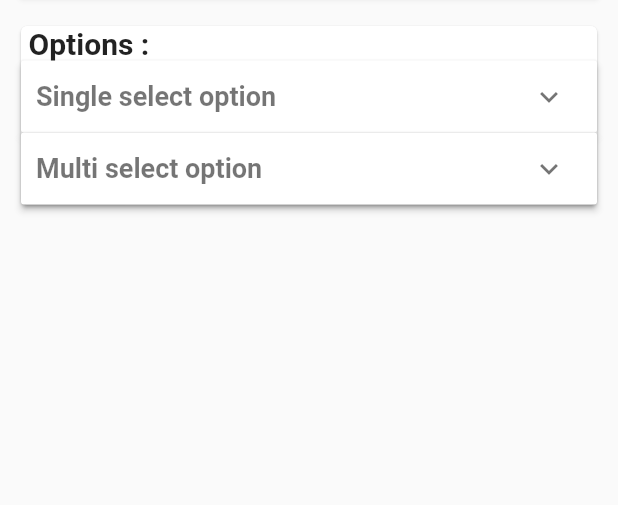
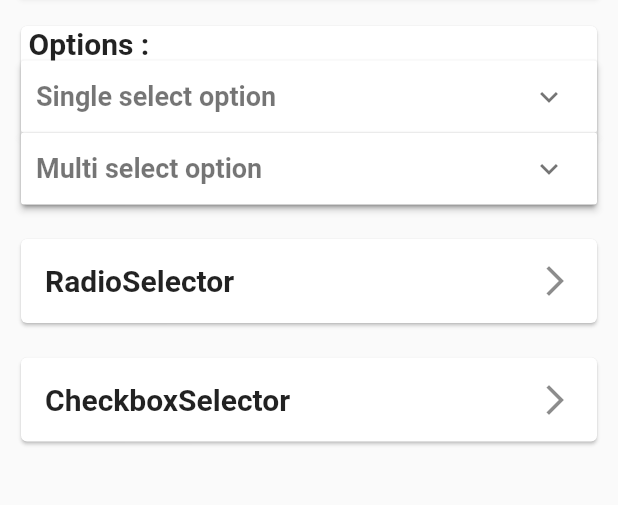
Before and after one commit to SinaSys/items_selector, a Flutter app: the screen it shows after launch, on a phone screen of 412 x 824 dp, the part 502-1007 px from its top. Run offline on Flutter 3.47's test engine with Material 3 defaults, Android fonts, the phone set to English and light mode, and no system bars.

Commit message:
Add Github url for examples of RadioSelector and CheckboxSelector

```diff
--- a/example/lib/main.dart
+++ b/example/lib/main.dart
@@ -1,26 +1,19 @@
 import 'package:flutter/material.dart';
-import 'list_selector/list_selector_int_example.dart';
-import 'grid_selector/grid_selector_int_example.dart';
-import 'list_selector/list_selector_enum_example.dart';
-import 'grid_selector/grid_selector_enum_example.dart';
-import 'grid_selector/grid_selector_object_example.dart';
-import 'grid_selector/grid_selector_string_example.dart';
-import 'list_selector/list_selector_double_example.dart';
-import 'list_selector/list_selector_object_example.dart';
-import 'list_selector/list_selector_string_example.dart';
-import 'package:example/options/multi_option_example.dart';
-import 'package:example/options/single_option_example.dart';
-import 'package:example/wrap_selector/wrap_selector_int_example.dart';
-import 'package:example/wrap_selector/wrap_selector_enum_example.dart';
-import 'package:example/grid_selector/grid_selector_double_example.dart';
-import 'package:example/wrap_selector/wrap_selector_double_example.dart';
-import 'package:example/wrap_selector/wrap_selector_object_example.dart';
-import 'package:example/wrap_selector/wrap_selector_string_example.dart';
+import 'list_selector/list_selector_examples.dart';
+import 'package:example/options/options_examples.dart';
+import 'package:example/wrap_selector/wrap_selector_examples.dart';
+import 'package:example/grid_selector/grid_selector_examples.dart';
+import 'package:example/radio_selector/radio_selector_example.dart';
+import 'package:example/checkbox_selector/checkbox_selector_example.dart';
 
 /// Examples :
-/// ListSelector => https://github.com/SinaSys/items_selector/tree/master/example/lib/list_selector
-/// GridSelector => https://github.com/SinaSys/items_selector/tree/master/example/lib/grid_selector
-/// WrapSelector => https://github.com/SinaSys/items_selector/tree/master/example/lib/wrap_selector
+
+/// ================ Widgets ================
+/// ListSelector => https://github.com/SinaSys/items_selector/tree/master/example/lib/list_selector/examples
+/// GridSelector => https://github.com/SinaSys/items_selector/tree/master/example/lib/grid_selector/examples
+/// WrapSelector => https://github.com/SinaSys/items_selector/tree/master/example/lib/wrap_selector/examples
+/// RadioSelector => https://github.com/SinaSys/items_selector/tree/master/example/lib/radio_selector/
+/// CheckBoxSelector => https://github.com/SinaSys/items_selector/tree/master/example/lib/checkbox_selector/
 
 /// ================ Options ================
 /// SingleSelectOptions => https://github.com/SinaSys/items_selector/blob/master/example/lib/options/example_single_option.dart
@@ -40,7 +33,9 @@ class _MyAppState extends State<MyApp> {
   Widget build(BuildContext context) {
     return MaterialApp(
       theme: ThemeData(useMaterial3: false),
-      home: HomePage(),
+      home: Scaffold(
+        body: HomePage(),
+      ),
     );
   }
 }
@@ -295,6 +290,56 @@ class _HomePageState extends State<HomePage> {
                   ),
                 ],
               ),
+            ),
+            SizedBox(height: 15),
+            Card(
+              child: ListTile(
+                onTap: () {
+                  Navigator.push(
+                    context,
+                    MaterialPageRoute(
+                      builder: (_) {
+                        return RadioSelectorExample();
+                      },
+                    ),
+                  );
+                },
+                title: Text(
+                  "RadioSelector",
+                  style: TextStyle(
+                    fontWeight: FontWeight.bold,
+                    fontSize: 20,
+                  ),
+                ),
+                trailing: Icon(
+                  Icons.arrow_forward_ios,
+                ),
+              ),
+            ),
+            SizedBox(height: 15),
+            Card(
+              child: ListTile(
+                onTap: () {
+                  Navigator.push(
+                    context,
+                    MaterialPageRoute(
+                      builder: (_) {
+                        return CheckboxSelectorExample();
+                      },
+                    ),
+                  );
+                },
+                title: Text(
+                  "CheckboxSelector",
+                  style: TextStyle(
+                    fontWeight: FontWeight.bold,
+                    fontSize: 20,
+                  ),
+                ),
+                trailing: Icon(
+                  Icons.arrow_forward_ios,
+                ),
+              ),
             )
           ],
         ),
--- a/example/lib/radio_selector/radio_selector_example.dart
+++ b/example/lib/radio_selector/radio_selector_example.dart
@@ -13,7 +13,6 @@ class RadioSelectorExample extends StatelessWidget {
         child: Padding(
           padding: const EdgeInsets.all(2.0),
           child: RadioSelector(
-            initialItem: 0,
             options: RadioSelectorOption(
               fillColor: WidgetStateProperty.all(Colors.white70),
               spacing: 2.0,
```
